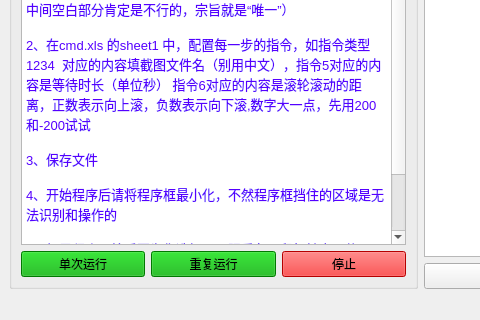
First picture: the form in main_wnd.ui, repository lizhijin0408/wst_packager, before the edit; both pictures show x 0 to 480 and y 110 to 430 of the 842 by 430 pixel window.
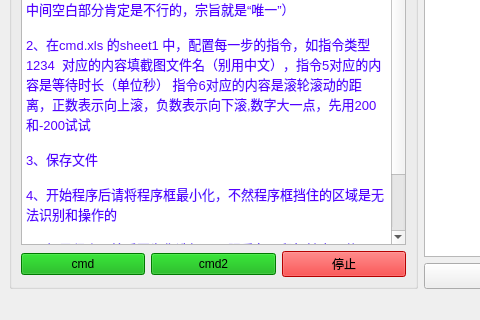
Second picture: the form after the edit.

What changed in the file:
```diff
--- a/main_wnd.ui
+++ b/main_wnd.ui
@@ -30,7 +30,7 @@
 font: 24pt &quot;楷体&quot;;</string>
            </property>
            <property name="text">
-            <string>单次运行</string>
+            <string>cmd</string>
            </property>
           </widget>
          </item>
@@ -41,7 +41,7 @@
 background-color: rgb(0, 170, 0);</string>
            </property>
            <property name="text">
-            <string>重复运行</string>
+            <string>cmd2</string>
            </property>
           </widget>
          </item>
```
